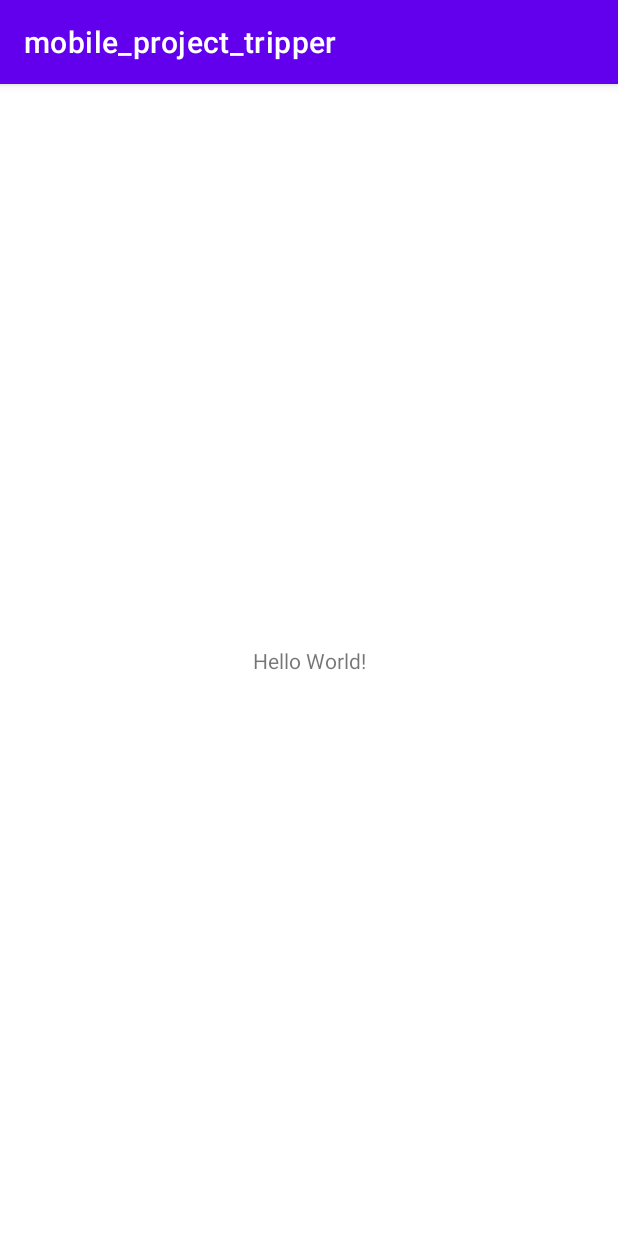
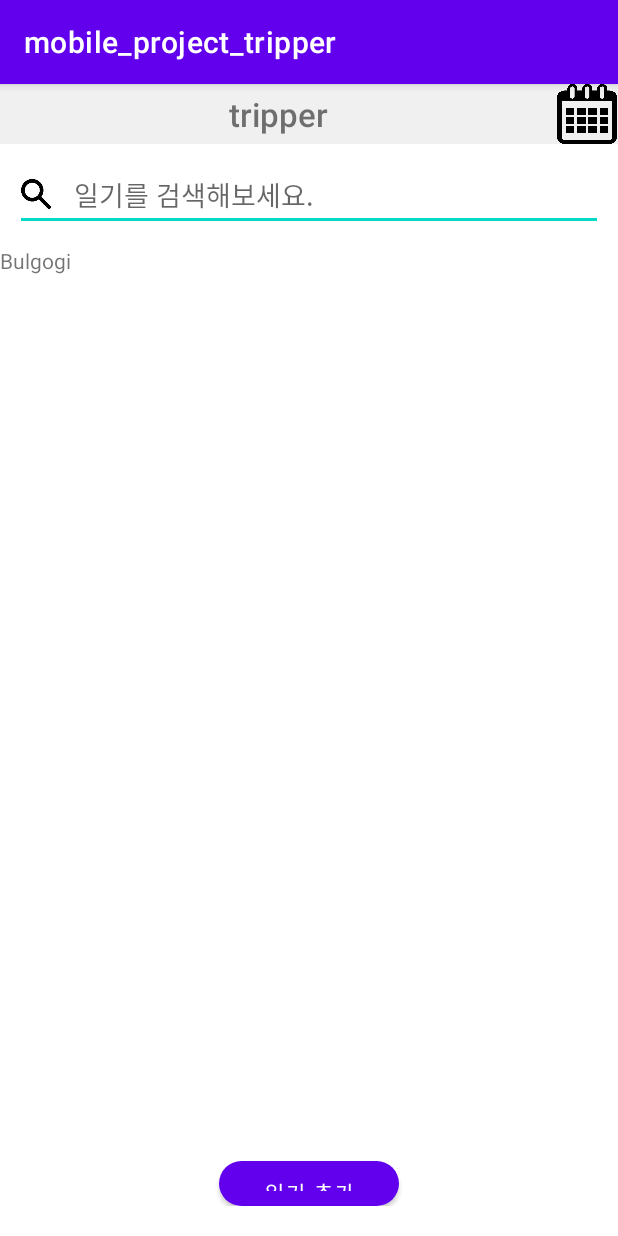
Before and after one commit to Jwhyee/mobile_project_tripper, an Android app: the screen it shows after launch (MainActivity), on a phone screen of 412 x 824 dp. Run offline under Robolectric (Android 15) with nearby library versions, the phone set to English and light mode, and no system bars.

Commit message:
이전 버전 복원

```diff
--- a/app/src/main/AndroidManifest.xml
+++ b/app/src/main/AndroidManifest.xml
@@ -16,6 +16,7 @@
                 <category android:name="android.intent.category.LAUNCHER" />
             </intent-filter>
         </activity>
+        <activity android:name=".calendarActivity"/>
     </application>
 
 </manifest>
--- /dev/null
+++ b/app/src/main/java/com/example/mobile_project_tripper/DBHelper.java
@@ -0,0 +1,28 @@
+package com.example.mobile_project_tripper;
+
+import android.content.Context;
+import android.database.sqlite.SQLiteDatabase;
+import android.database.sqlite.SQLiteOpenHelper;
+
+public class DBHelper extends SQLiteOpenHelper {
+    public DBHelper(Context context, String name, SQLiteDatabase.CursorFactory factory, int version) {
+        super(context, name, factory, version);
+    }
+
+    @Override
+    public void onCreate(SQLiteDatabase db) {
+        String sql = "CREATE TABLE if not exists mytable ("
+                + "_id integer primary key autoincrement,"
+                + "txt text);";
+
+        db.execSQL(sql);
+    }
+
+    @Override
+    public void onUpgrade(SQLiteDatabase db, int oldVersion, int newVersion) {
+        String sql = "DROP TABLE if exists mytable";
+
+        db.execSQL(sql);
+        onCreate(db);
+    }
+}
--- a/app/src/main/java/com/example/mobile_project_tripper/MainActivity.java
+++ b/app/src/main/java/com/example/mobile_project_tripper/MainActivity.java
@@ -1,14 +1,59 @@
 package com.example.mobile_project_tripper;
 
 import androidx.appcompat.app.AppCompatActivity;
+import androidx.recyclerview.widget.RecyclerView;
 
+import android.content.Intent;
+import android.database.Cursor;
+import android.database.sqlite.SQLiteDatabase;
 import android.os.Bundle;
+import android.view.View;
+import android.widget.ImageView;
+import android.widget.ListView;
+import android.widget.SimpleCursorAdapter;
 
 public class MainActivity extends AppCompatActivity {
+
+    DBHelper helper;
+    SQLiteDatabase db;
 
     @Override
     protected void onCreate(Bundle savedInstanceState) {
         super.onCreate(savedInstanceState);
         setContentView(R.layout.activity_main);
+
+        //DB 추가
+
+        helper = new DBHelper(MainActivity.this, "diaryDB.db", null, 1);
+        db = helper.getWritableDatabase();
+        helper.onCreate(db);
+
+        //db insert
+        String sql = "INSERT INTO mytable('txt') values('Bulgogi');";
+        db.execSQL(sql);
+
+        // 리사이클러뷰 db select
+        ListView diary_list = (ListView)findViewById(R.id.diary_list);
+
+        String sql2 = "SELECT * FROM mytable;";
+        Cursor c = db.rawQuery(sql2,null);
+        String[] strs = new String[]{"txt"};
+        int[] ints = new int[]{R.id.listview_txt};
+
+        SimpleCursorAdapter adapter = null;
+        adapter = new SimpleCursorAdapter(diary_list.getContext(), R.layout.listview, c, strs, ints, 0);
+        diary_list.setAdapter(adapter);
+
+        // 캘린더 이미지 클릭 시 화면 전환
+        ImageView calendarImg = (ImageView)findViewById(R.id.calendarImg);
+        calendarImg.setOnClickListener(new View.OnClickListener(){
+            @Override
+            public void onClick(View view){
+                Intent intent = new Intent(getApplicationContext(), calendarActivity.class);
+                startActivity(intent);
+            }
+        });
+
     }
+
 }
--- /dev/null
+++ b/app/src/main/res/drawable-v24/btn_round.xml
@@ -0,0 +1,11 @@
+<?xml version="1.0" encoding="utf-8"?>
+<shape xmlns:android="http://schemas.android.com/apk/res/android">
+    android:padding="10dp"
+    android:shape="rectangle" >
+    <solid android:color="#4D7EE2" />
+    <corners
+        android:bottomLeftRadius="20dp"
+        android:bottomRightRadius="20dp"
+        android:topLeftRadius="20dp"
+        android:topRightRadius="20dp" />
+</shape>
--- /dev/null
+++ b/app/src/main/res/drawable-v24/calendar_resize.xml
@@ -0,0 +1,8 @@
+<?xml version="1.0" encoding="utf-8"?>
+<layer-list xmlns:android="http://schemas.android.com/apk/res/android">
+    <item
+        android:drawable="@drawable/calendar"
+        android:width="30dp"
+        android:height="30dp"
+        />
+</layer-list>
--- /dev/null
+++ b/app/src/main/res/drawable-v24/search_resize.xml
@@ -0,0 +1,8 @@
+<?xml version="1.0" encoding="utf-8"?>
+<layer-list xmlns:android="http://schemas.android.com/apk/res/android">
+    <item
+        android:drawable="@drawable/search"
+        android:width="20dp"
+        android:height="20dp"
+        />
+</layer-list>
--- a/app/src/main/res/layout/activity_main.xml
+++ b/app/src/main/res/layout/activity_main.xml
@@ -5,14 +5,94 @@
     android:layout_width="match_parent"
     android:layout_height="match_parent"
     tools:context=".MainActivity">
+    <RelativeLayout
+        android:layout_width="match_parent"
+        android:layout_height="match_parent">
 
-    <TextView
-        android:layout_width="wrap_content"
-        android:layout_height="wrap_content"
-        android:text="Hello World!"
-        app:layout_constraintBottom_toBottomOf="parent"
-        app:layout_constraintLeft_toLeftOf="parent"
-        app:layout_constraintRight_toRightOf="parent"
-        app:layout_constraintTop_toTopOf="parent" />
+        <LinearLayout
+            android:layout_width="match_parent"
+            android:layout_height="wrap_content"
+            android:orientation="vertical"
+            tools:ignore="MissingConstraints">
+
+            <LinearLayout
+                android:id="@+id/linearLayout"
+                android:layout_width="match_parent"
+                android:layout_height="wrap_content"
+                android:background="#F0F0F0"
+                android:orientation="horizontal"
+                android:weightSum="10"
+                tools:ignore="MissingConstraints">
+
+                <TextView
+                    android:id="@+id/logo_name"
+                    android:layout_width="0dp"
+                    android:layout_height="40dp"
+                    android:layout_weight="9"
+                    android:fontFamily="sans-serif-medium"
+                    android:gravity="center"
+                    android:text="tripper"
+                    android:textAlignment="center"
+                    android:textSize="10pt" />
+
+                <ImageView
+                    android:id="@+id/calendarImg"
+                    android:layout_width="0dp"
+                    android:layout_height="match_parent"
+                    android:layout_weight="1"
+                    android:gravity="center"
+                    app:srcCompat="@drawable/calendar_resize" />
+            </LinearLayout>
+
+            <EditText
+                android:id="@+id/search_diary"
+                android:layout_width="match_parent"
+                android:layout_height="wrap_content"
+                android:layout_margin="10dp"
+                android:drawableLeft="@drawable/search_resize"
+                android:drawablePadding="15dp"
+                android:hint="일기를 검색해보세요." />
+
+            <ScrollView
+                android:layout_width="match_parent"
+                android:layout_height="wrap_content">
+
+                <LinearLayout
+                    android:layout_width="match_parent"
+                    android:layout_height="match_parent"
+                    android:orientation="vertical">
+
+                    <ListView
+                        android:id="@+id/diary_list"
+                        android:layout_width="match_parent"
+                        android:layout_height="match_parent" />
+
+                    <androidx.recyclerview.widget.RecyclerView
+                        android:id="@+id/diary_list1"
+                        android:layout_width="match_parent"
+                        android:layout_height="match_parent" />
+                </LinearLayout>
+            </ScrollView>
+
+        </LinearLayout>
+
+        <LinearLayout
+            android:layout_width="match_parent"
+            android:layout_height="wrap_content"
+            android:layout_marginBottom="20dp"
+            android:layout_alignParentBottom="true"
+            android:layout_gravity="bottom"
+            android:orientation="vertical">
+
+            <Button
+                android:id="@+id/add_diary_btn"
+                android:layout_width="120dp"
+                android:layout_height="30dp"
+                android:layout_gravity="center"
+                android:background="@drawable/btn_round"
+                android:text="일기 추가"
+                android:textColor="@color/white" />
+        </LinearLayout>
+    </RelativeLayout>
 
 </androidx.constraintlayout.widget.ConstraintLayout>
--- /dev/null
+++ b/app/src/main/res/layout/listview.xml
@@ -0,0 +1,17 @@
+<?xml version="1.0" encoding="utf-8"?>
+<androidx.constraintlayout.widget.ConstraintLayout
+    xmlns:android="http://schemas.android.com/apk/res/android" android:layout_width="match_parent"
+    android:layout_height="match_parent">
+
+    <LinearLayout
+        android:layout_width="match_parent"
+        android:layout_height="match_parent"
+        android:orientation="vertical">
+
+        <TextView
+            android:id="@+id/listview_txt"
+            android:layout_width="match_parent"
+            android:layout_height="wrap_content"
+            android:text="TextView" />
+    </LinearLayout>
+</androidx.constraintlayout.widget.ConstraintLayout>
```
Also changed, not shown: app/build.gradle (+6 -2 lines), app/src/main/java/com/example/mobile_project_tripper/calendarActivity.java (added, +14 -0 lines), app/src/main/res/layout/activity_calendar.xml (added, +65 -0 lines), app/src/main/res/drawable-v24/calendar.png (added), app/src/main/res/drawable-v24/search.png (added).
